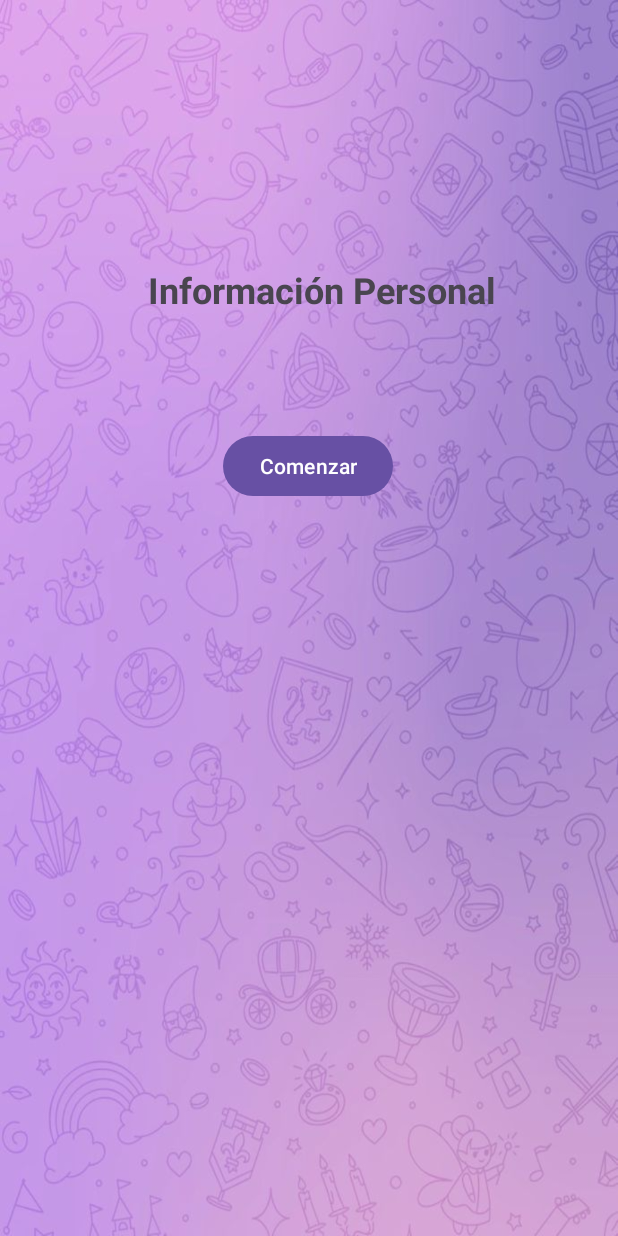
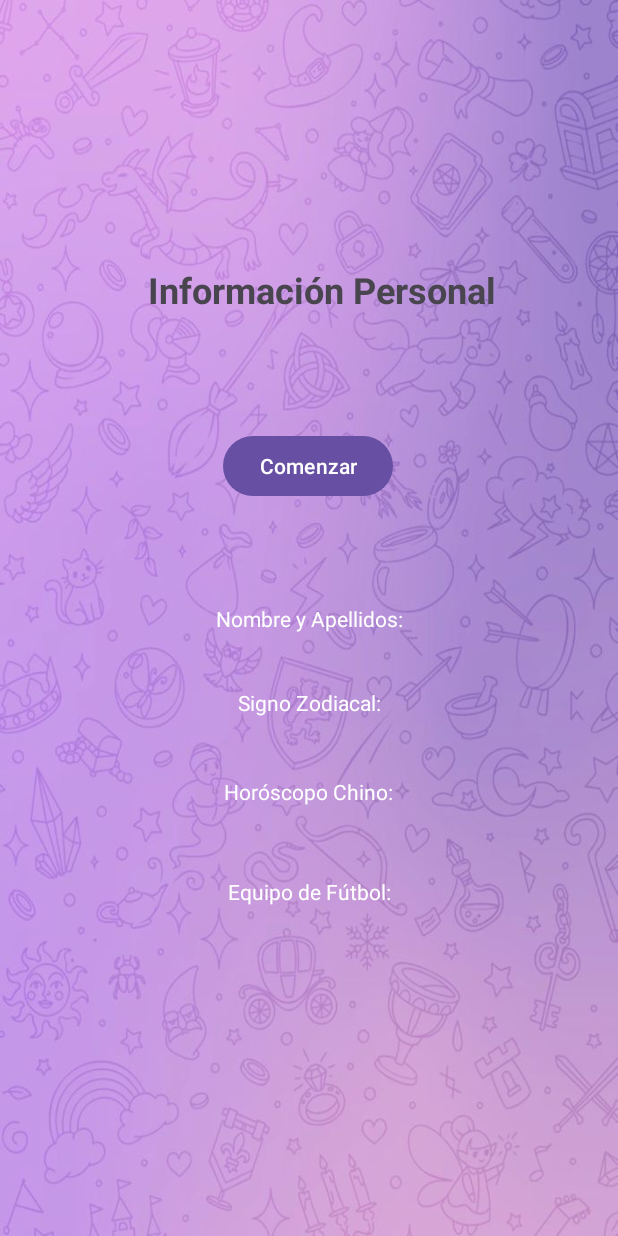
Before and after one commit to jorgeeemilio/PMDMTema4Ejercicio3, an Android app: the screen it shows after launch (MainActivity), on a phone screen of 412 x 824 dp. Run offline under Robolectric (Android 15) with nearby library versions, the phone set to English and light mode, and no system bars.

Commit message:
MainActivity

```diff
--- a/app/src/main/java/es/studium/ejercicio3tema4/MainActivity.java
+++ b/app/src/main/java/es/studium/ejercicio3tema4/MainActivity.java
@@ -3,6 +3,7 @@ package es.studium.ejercicio3tema4;
 import android.os.Bundle;
 import android.view.View;
 import android.widget.Button;
+import android.widget.TextView;
 import android.widget.Toast;
 
 import androidx.activity.EdgeToEdge;
@@ -15,6 +16,7 @@ public class MainActivity extends AppCompatActivity implements OnInterface, View
 
     DialogoNombre dialogoNombre;
     Button btnComenzar;
+    TextView txtNombre, txtZodiaco, txtChino, txtEquipo;
 
     @Override
     protected void onCreate(Bundle savedInstanceState) {
@@ -29,6 +31,11 @@ public class MainActivity extends AppCompatActivity implements OnInterface, View
 
         btnComenzar = findViewById(R.id.btnComenzar);
         btnComenzar.setOnClickListener(this);
+
+        txtNombre = findViewById(R.id.txtNombre);
+        txtZodiaco = findViewById(R.id.txtZodiaco);
+        txtChino = findViewById(R.id.txtChino);
+        txtEquipo = findViewById(R.id.txtEquipo);
     }
 
     @Override
@@ -40,7 +47,7 @@ public class MainActivity extends AppCompatActivity implements OnInterface, View
 
     @Override
     public void onNombreyApellidos(String nombre) {
-        Toast.makeText(this, nombre, Toast.LENGTH_SHORT).show();
+       txtNombre.setText(nombre);
     }
 
     @Override
--- a/app/src/main/res/layout/activity_main.xml
+++ b/app/src/main/res/layout/activity_main.xml
@@ -33,4 +33,55 @@
         app:layout_constraintStart_toStartOf="parent"
         app:layout_constraintTop_toBottomOf="@+id/textView"
         app:layout_constraintVertical_bias="0.137" />
+
+    <TextView
+        android:id="@+id/txtNombre"
+        android:layout_width="wrap_content"
+        android:layout_height="wrap_content"
+        android:text="@string/infoNombre"
+        android:textColor="@color/white"
+        app:layout_constraintBottom_toBottomOf="parent"
+        app:layout_constraintEnd_toEndOf="parent"
+        app:layout_constraintHorizontal_bias="0.5"
+        app:layout_constraintStart_toStartOf="parent"
+        app:layout_constraintTop_toTopOf="parent" />
+
+    <TextView
+        android:id="@+id/txtZodiaco"
+        android:layout_width="wrap_content"
+        android:layout_height="wrap_content"
+        android:text="@string/infoZodiaco"
+        android:textColor="@color/white"
+        app:layout_constraintBottom_toBottomOf="parent"
+        app:layout_constraintEnd_toEndOf="parent"
+        app:layout_constraintHorizontal_bias="0.501"
+        app:layout_constraintStart_toStartOf="parent"
+        app:layout_constraintTop_toTopOf="parent"
+        app:layout_constraintVertical_bias="0.57" />
+
+    <TextView
+        android:id="@+id/txtChino"
+        android:layout_width="wrap_content"
+        android:layout_height="wrap_content"
+        android:text="@string/infoHoroscopoChino"
+        android:textColor="@color/white"
+        app:layout_constraintBottom_toBottomOf="parent"
+        app:layout_constraintEnd_toEndOf="parent"
+        app:layout_constraintHorizontal_bias="0.498"
+        app:layout_constraintStart_toStartOf="parent"
+        app:layout_constraintTop_toTopOf="parent"
+        app:layout_constraintVertical_bias="0.644" />
+
+    <TextView
+        android:id="@+id/txtEquipo"
+        android:layout_width="wrap_content"
+        android:layout_height="wrap_content"
+        android:text="@string/infoEquipoFutbol"
+        android:textColor="@color/white"
+        app:layout_constraintBottom_toBottomOf="parent"
+        app:layout_constraintEnd_toEndOf="parent"
+        app:layout_constraintHorizontal_bias="0.501"
+        app:layout_constraintStart_toStartOf="parent"
+        app:layout_constraintTop_toTopOf="parent"
+        app:layout_constraintVertical_bias="0.727" />
 </androidx.constraintlayout.widget.ConstraintLayout>
```
